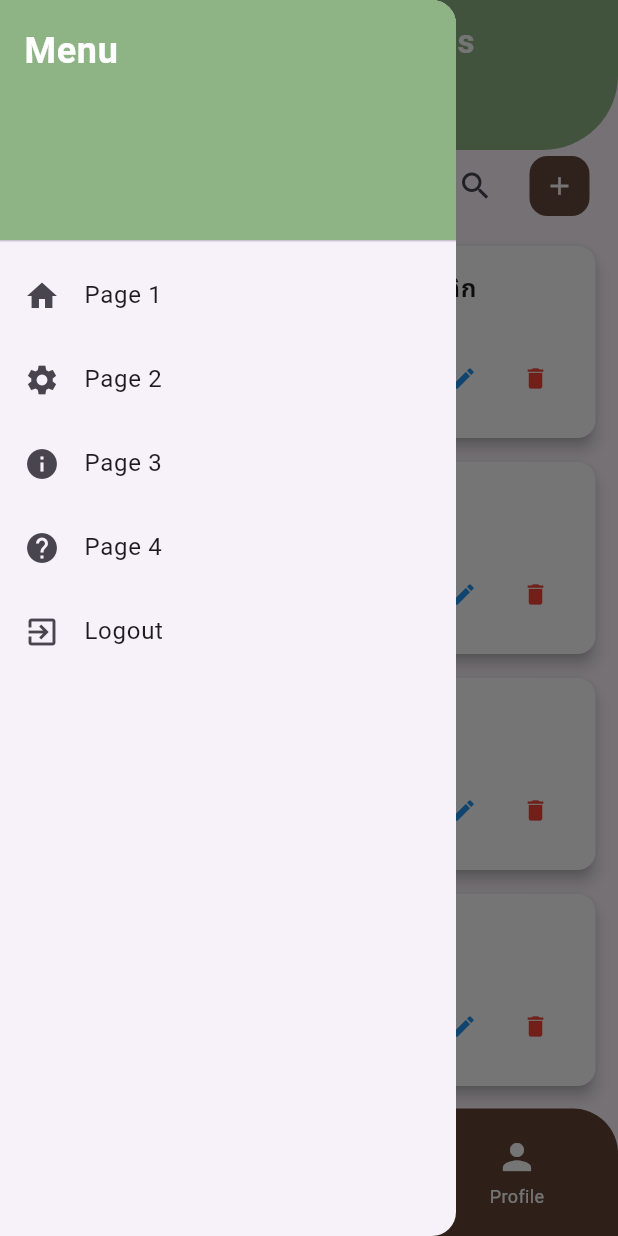
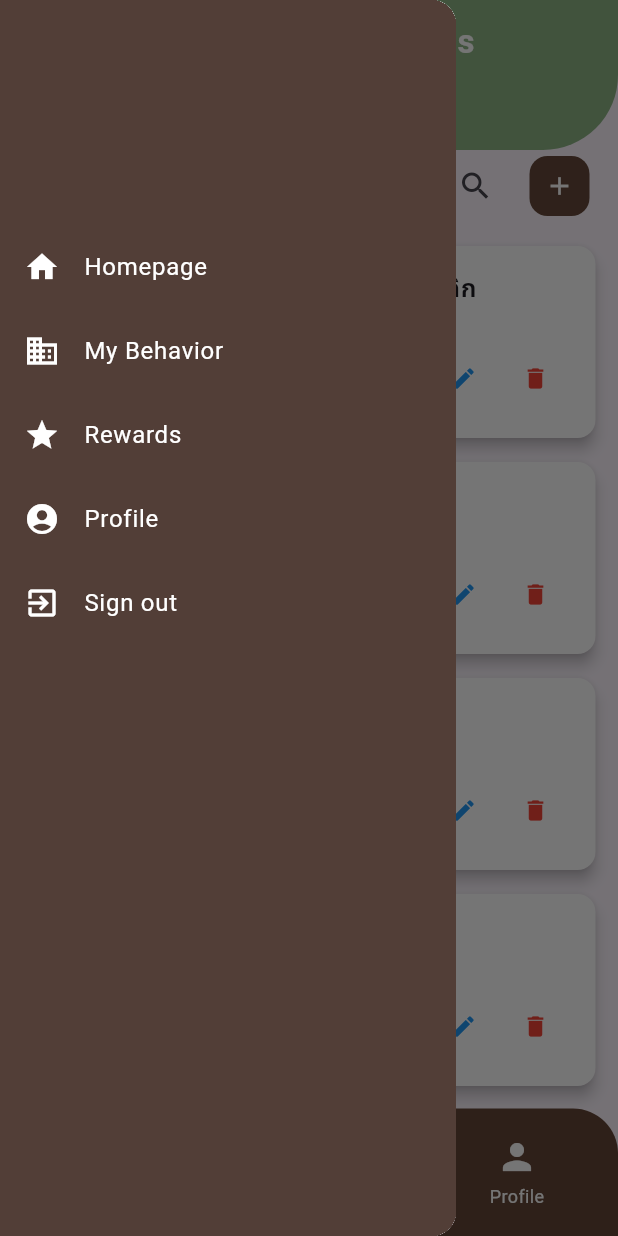
Before and after one commit to MxnlodyX/Energy_Rewards, a Flutter app: the UserBehavior screen opened by its route, with the side drawer open, on a phone screen of 412 x 824 dp. Run offline on Flutter 3.47's test engine with Material 3 defaults, Android fonts, the phone set to English and light mode, and no system bars; our stand-ins replace image_picker, shared_preferences; accounts and stored records are empty.

Commit message:
Component : SIdeBar UI updated

```diff
--- a/clean_energy_rewards/lib/pages/components/sideBar.dart
+++ b/clean_energy_rewards/lib/pages/components/sideBar.dart
@@ -1,62 +1,84 @@
 import 'package:flutter/material.dart';
+import 'dart:io';
+import 'package:http/http.dart' as http;
+import 'dart:convert';
 
 class menuDrawer extends StatelessWidget {
+  Future<void> _logOut(BuildContext context) async {
+    const url = "http://192.168.56.1:4001/api/signOut";
+    var response = await http.post(
+      Uri.parse(url),
+      headers: {'Content-Type': 'application/json'},
+    );
+    if (response.statusCode == 200) {
+      Navigator.pushNamedAndRemoveUntil(
+        context,
+        "/LoginPage",
+        (route) => false,
+      );
+    } else {
+      ScaffoldMessenger.of(
+        context,
+      ).showSnackBar(SnackBar(content: Text("Logout failed")));
+    }
+  }
+
   @override
   Widget build(BuildContext context) {
     return Drawer(
+      child: Container(
+        color: Color.fromARGB(255, 82, 62, 55),
         child: ListView(
-        padding: EdgeInsets.zero,
+          padding: EdgeInsets.only(top: 150),
           children: [
-          DrawerHeader(
-            decoration: BoxDecoration(
-              color: Color.fromARGB(255, 142, 180, 134),
-            ),
-            child: Text(
-              'Menu',
-              style: TextStyle(
-                color: Colors.white,
-                fontSize: 24,
-                fontWeight: FontWeight.bold,
-              ),
-            ),
-          ),
             ListTile(
+              textColor: Colors.white,
+              iconColor: Colors.white,
               leading: Icon(Icons.home),
-            title: Text('Page 1'),
+              title: Text('Homepage'),
               onTap: () {
-              Navigator.pushNamed(context, '/page1');
+                Navigator.pushNamed(context, "/userhomePage");
               },
             ),
             ListTile(
-            leading: Icon(Icons.settings),
-            title: Text('Page 2'),
+              textColor: Colors.white,
+              iconColor: Colors.white,
+              leading: Icon(Icons.business),
+              title: Text('My Behavior'),
               onTap: () {
-              Navigator.pushNamed(context, '/page2');
+                Navigator.pushNamed(context, "/userBehaviorPage");
               },
             ),
             ListTile(
-            leading: Icon(Icons.info),
-            title: Text('Page 3'),
+              textColor: Colors.white,
+              iconColor: Colors.white,
+              leading: Icon(Icons.star),
+              title: Text('Rewards'),
               onTap: () {
-              Navigator.pushNamed(context, '/page3');
+                Navigator.pushNamed(context, "/allReward");
               },
             ),
             ListTile(
-            leading: Icon(Icons.help),
-            title: Text('Page 4'),
+              textColor: Colors.white,
+              iconColor: Colors.white,
+              leading: Icon(Icons.account_circle),
+              title: Text('Profile'),
               onTap: () {
-              Navigator.pushNamed(context, '/page4');
+                Navigator.pushNamed(context, "/userInfo");
               },
             ),
             ListTile(
+              textColor: Colors.white,
+              iconColor: Colors.white,
               leading: Icon(Icons.exit_to_app),
-            title: Text('Logout'),
-            onTap: () {
-              Navigator.pushNamed(context, '/LoginPage');
+              title: Text('Sign out'),
+              onTap: () async {
+                await _logOut(context);
               },
             ),
           ],
         ),
+      ),
     );
   }
 }
```
Lines whose indentation alone changed are shown as unchanged.
